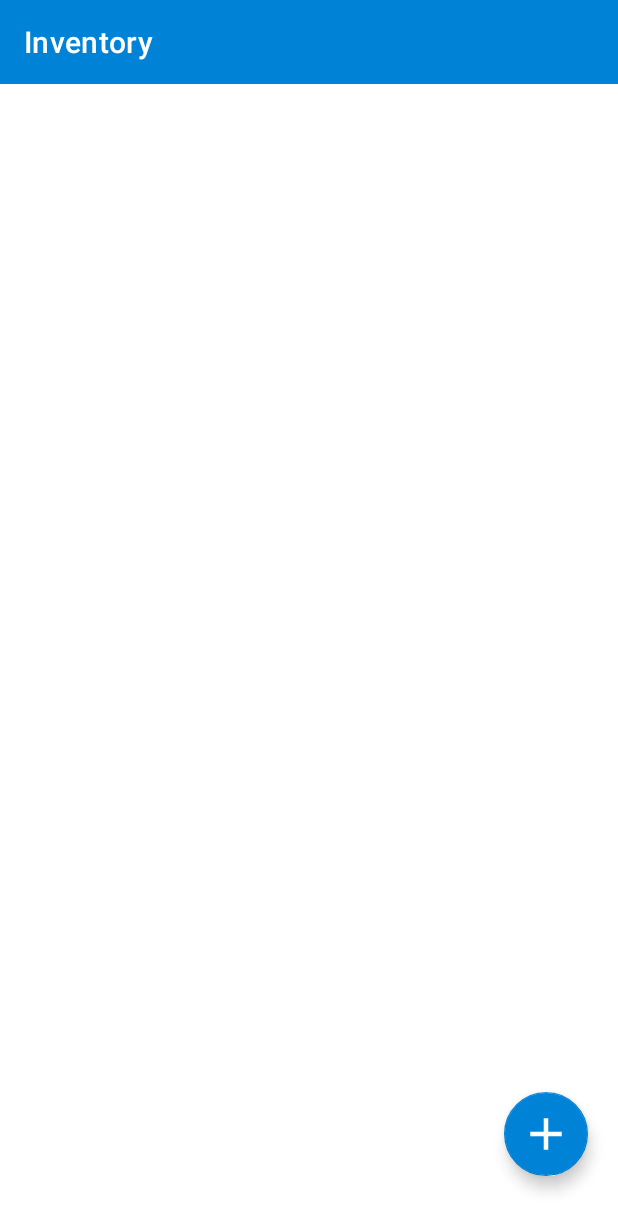
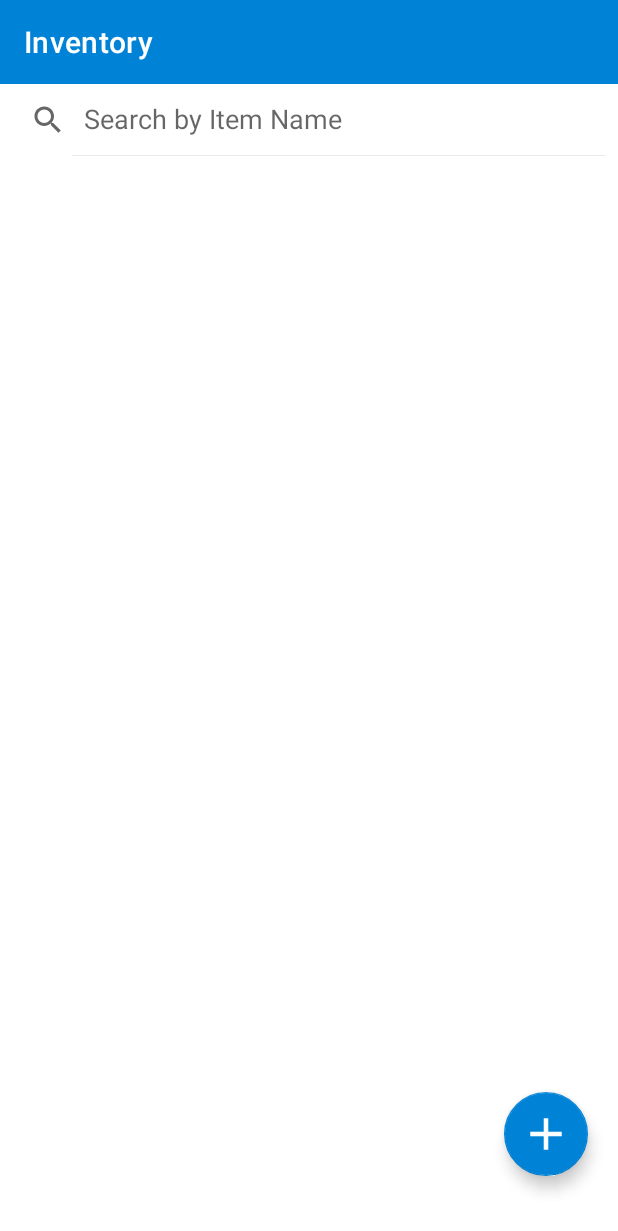
Before and after one commit to samgomez05/CS-360_Project, an Android app: the layout activity_main.xml on its own in the app's theme, with its tools: preview values and no code run, on a phone screen of 412 x 824 dp. Shown: the top 1231 px of the screen. Run offline under Robolectric (Android 15) with nearby library versions, the phone set to English and light mode, and no system bars.

Commit message:
Search field addition - not functional

```diff
--- a/app/src/main/res/layout/activity_main.xml
+++ b/app/src/main/res/layout/activity_main.xml
@@ -34,12 +34,22 @@
         app:layout_constraintRight_toRightOf="parent"
         tools:ignore="ContentDescription" />
 
+    <androidx.appcompat.widget.SearchView
+        android:id="@+id/searchView"
+        android:layout_width="match_parent"
+        android:layout_height="wrap_content"
+        app:iconifiedByDefault="false"
+        app:queryHint="Search by Item Name"
+        app:layout_constraintTop_toBottomOf="@id/toolbar_main">
+
+    </androidx.appcompat.widget.SearchView>
+
     <!-- ListView (Default) -->
     <ListView
         android:id="@+id/listView"
         android:layout_width="match_parent"
         android:layout_height="0dp"
-        app:layout_constraintTop_toBottomOf="@id/toolbar_main"
+        app:layout_constraintTop_toBottomOf="@id/searchView"
         app:layout_constraintBottom_toBottomOf="parent"/>
 
     <!-- GridView (alternative) -->
@@ -50,7 +60,7 @@
         android:gravity="fill_horizontal"
         android:numColumns="2"
         android:visibility="gone"
-        app:layout_constraintTop_toBottomOf="@id/toolbar_main"
+        app:layout_constraintTop_toBottomOf="@id/searchView"
         app:layout_constraintBottom_toBottomOf="parent"
         app:layout_constraintStart_toStartOf="parent"
         app:layout_constraintEnd_toEndOf="parent"/>
```
Also changed, not shown: app/src/main/java/com/snhu/cs360/inventoryapp/MainActivity.java (+19 -0 lines).
